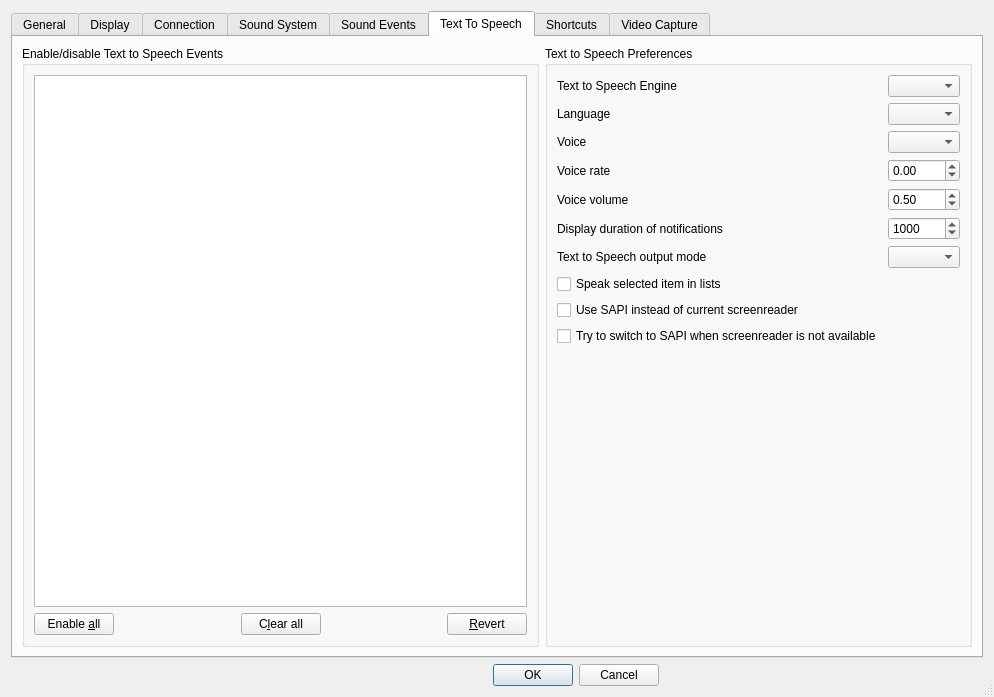
BearWare/TeamTalk5, file Client/qtTeamTalk/preferences.ui: the form before one commit.
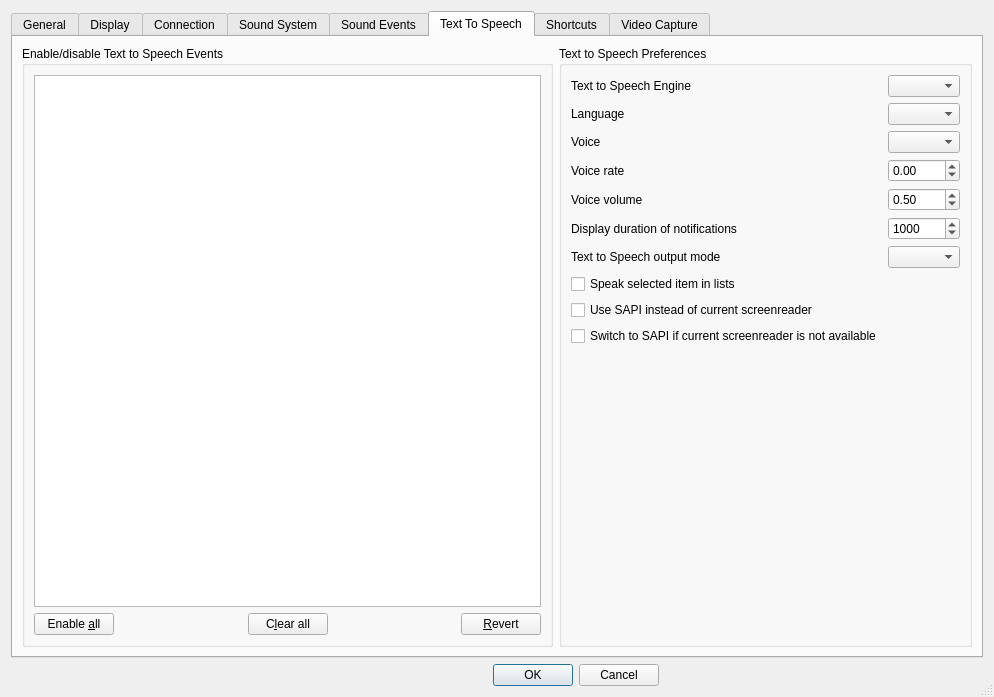
The form after the commit. The open tabs and pages were chosen to show the change. Icons and pictures are not drawn. Custom widgets are drawn as their Qt base class.

Commit message: Align all SAPI related options to same structure

Patch:
```diff
--- a/Client/qtTeamTalk/preferences.ui
+++ b/Client/qtTeamTalk/preferences.ui
@@ -2369,7 +2369,7 @@
             <item row="10" column="0">
              <widget class="QCheckBox" name="ttsTrySapiChkBox">
               <property name="text">
-               <string>Try to switch to SAPI when screenreader is not available</string>
+               <string>Switch to SAPI if current screenreader is not available</string>
               </property>
              </widget>
             </item>
```
The commit also changes 1 other file.
